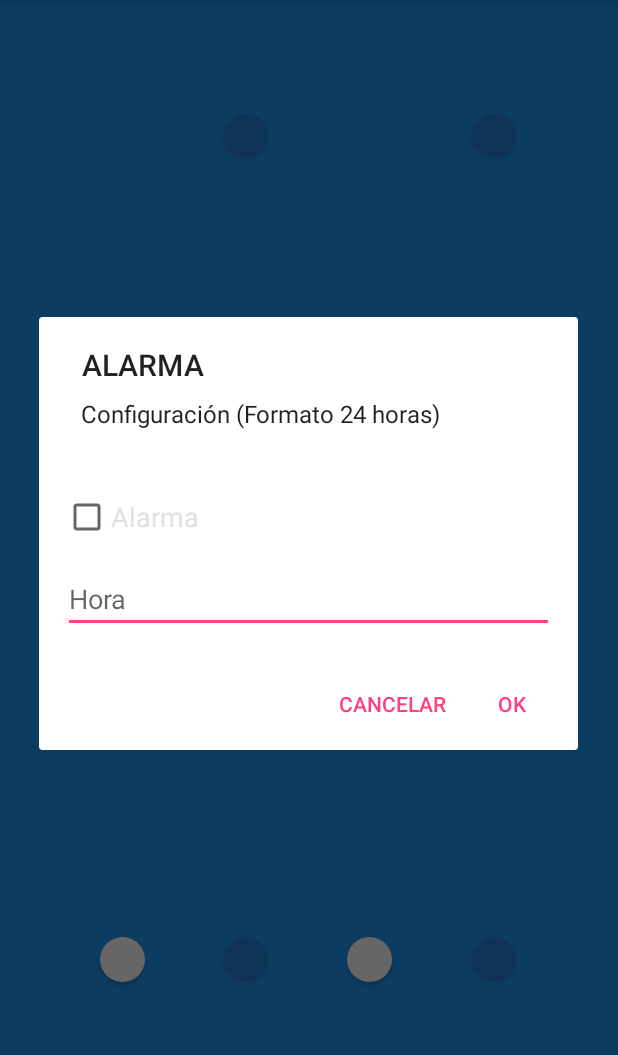
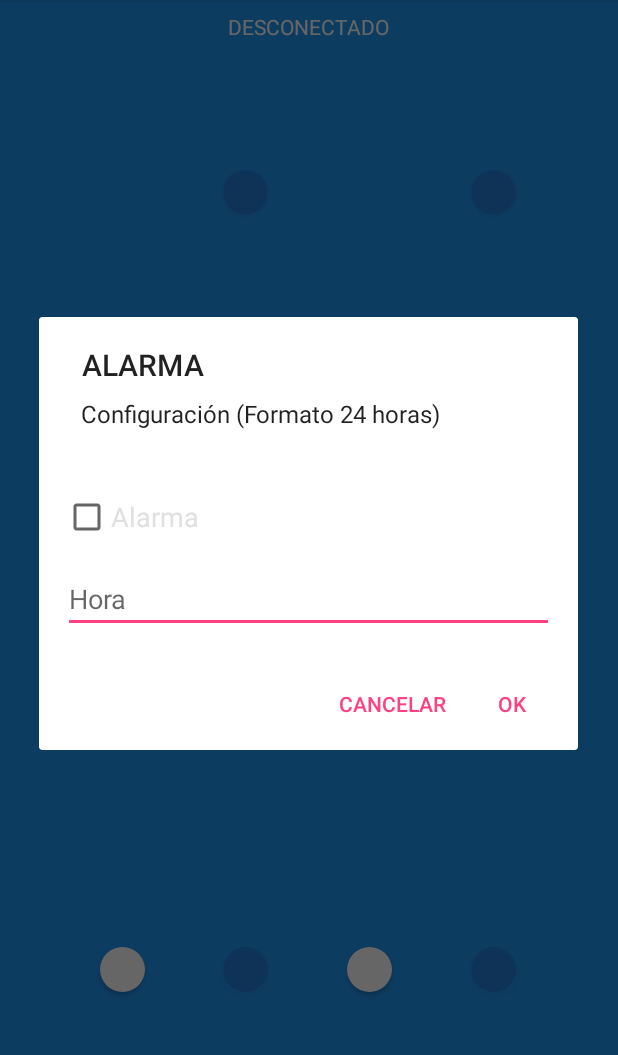
Before and after one commit to ramoncinp/RelojcinBinarioWifiAndroid, an Android app: the screen it shows after launch (MainActivity), after a tap on "Alarma", on a phone screen of 412 x 824 dp, the part 84-1139 px from its top. Run offline under Robolectric (Android 15) with nearby library versions, the phone set to English and light mode, and no system bars.

Commit message:
Consultar estado de conexión a red wifi de un Reloj Binario

```diff
--- a/app/src/main/java/com/example/msi/relojcinbinario/MainActivity.java
+++ b/app/src/main/java/com/example/msi/relojcinbinario/MainActivity.java
@@ -9,6 +9,7 @@ import android.content.IntentFilter;
 import android.content.SharedPreferences;
 import android.net.ConnectivityManager;
 import android.net.NetworkInfo;
+import android.net.wifi.WifiInfo;
 import android.net.wifi.WifiManager;
 import android.os.Bundle;
 import android.os.Handler;
@@ -23,6 +24,8 @@ import android.widget.Button;
 import android.widget.CheckBox;
 import android.widget.CompoundButton;
 import android.widget.EditText;
+import android.widget.TextClock;
+import android.widget.TextView;
 import android.widget.Toast;
 
 import java.text.DateFormat;
@@ -57,6 +60,8 @@ public class MainActivity extends AppCompatActivity
     private Button mu2;
     private Button mu3;
     private Button mu4;
+
+    private TextView connectionStatus;
 
     private Client.OnMessageReceived clientListener = new Client.OnMessageReceived()
     {
@@ -125,13 +130,29 @@ public class MainActivity extends AppCompatActivity
                 {
                     if (netInfo.isConnected())
                     {
-                        connectedToWifi = true;
+                        WifiManager wifiManager = (WifiManager) context.getApplicationContext().
+                                getSystemService(context.WIFI_SERVICE);
 
+                        if (wifiManager != null)
+                        {
+                            WifiInfo wifiInfo = wifiManager.getConnectionInfo();
+                            String ssid = wifiInfo.getSSID();
+
+                            if (ssid.contains("RELOJCIN_WIFI"))
+                            {
+                                connectedToWifi = true;
+                            }
+                            else
+                            {
+                                connectedToWifi = false;
+                            }
+                        }
                     }
                     else
                     {
                         connectedToWifi = false;
                     }
+                    evaluateConnection();
                 }
             }
         }
@@ -157,6 +178,8 @@ public class MainActivity extends AppCompatActivity
         mu3 = (Button) findViewById(R.id.mu3);
         mu4 = (Button) findViewById(R.id.mu4);
 
+        connectionStatus = (TextView) findViewById(R.id.connectionStatus);
+
         tickReceiver = new BroadcastReceiver()
         {
             @Override
@@ -174,6 +197,8 @@ public class MainActivity extends AppCompatActivity
         //Register the broadcast receiver to receive TIME_TICK
         registerReceiver(tickReceiver, new IntentFilter(Intent.ACTION_TIME_TICK));
 
+        evaluateConnection();
+
         initButtonArray();
         digitalToBinaryClock();
     }
@@ -188,6 +213,17 @@ public class MainActivity extends AppCompatActivity
         new Client(clientListener,
                 "192.168.4.1",
                 80).execute(paquete);
+    }
+
+    private void evaluateConnection()
+    {
+        if (connectionStatus != null)
+        {
+            if (connectedToWifi)
+                connectionStatus.setText("CONECTADO");
+            else
+                connectionStatus.setText("DESCONECTADO");
+        }
     }
 
     @Override
--- a/app/src/main/res/layout/activity_main.xml
+++ b/app/src/main/res/layout/activity_main.xml
@@ -9,9 +9,26 @@
     tools:context="com.example.msi.relojcinbinario.MainActivity">
 
     <LinearLayout
+        android:layout_marginTop="8dp"
         android:layout_width="match_parent"
+        android:layout_height="0dp"
+        android:layout_weight="0.2"
+        android:orientation="vertical">
+
+        <TextView
+            android:id="@+id/connectionStatus"
+            android:layout_width="wrap_content"
+            android:layout_height="wrap_content"
+            android:text="CONTECTADO"
+            android:layout_gravity="center_horizontal"
+            android:textColor="@color/white"/>
+
+    </LinearLayout>
+
+    <LinearLayout
+        android:layout_width="match_parent"
+        android:layout_height="0dp"
         android:layout_weight="1"
-        android:layout_height="0dp"
         android:orientation="horizontal">
 
         <RelativeLayout
@@ -35,11 +52,11 @@
 
             <Button
                 android:id="@+id/hu4"
+                android:layout_width="@dimen/circle_size"
+                android:layout_height="@dimen/circle_size"
                 android:layout_centerHorizontal="true"
                 android:layout_centerVertical="true"
-                android:background="@drawable/white_button"
-                android:layout_width="@dimen/circle_size"
-                android:layout_height="@dimen/circle_size"/>
+                android:background="@drawable/white_button"/>
 
         </RelativeLayout>
 
@@ -57,11 +74,11 @@
 
             <Button
                 android:id="@+id/mu4"
+                android:layout_width="@dimen/circle_size"
+                android:layout_height="@dimen/circle_size"
                 android:layout_centerHorizontal="true"
                 android:layout_centerVertical="true"
-                android:background="@drawable/white_button"
-                android:layout_width="@dimen/circle_size"
-                android:layout_height="@dimen/circle_size"/>
+                android:background="@drawable/white_button"/>
 
         </RelativeLayout>
 
@@ -76,8 +93,8 @@
 
     <LinearLayout
         android:layout_width="match_parent"
+        android:layout_height="0dp"
         android:layout_weight="1"
-        android:layout_height="0dp"
         android:orientation="horizontal">
 
         <RelativeLayout
@@ -102,11 +119,11 @@
 
             <Button
                 android:id="@+id/hu3"
+                android:layout_width="@dimen/circle_size"
+                android:layout_height="@dimen/circle_size"
+                android:layout_centerHorizontal="true"
                 android:layout_centerVertical="true"
-                android:layout_centerHorizontal="true"
-                android:background="@drawable/white_button"
-                android:layout_width="@dimen/circle_size"
-                android:layout_height="@dimen/circle_size"/>
+                android:background="@drawable/white_button"/>
 
         </RelativeLayout>
 
@@ -117,11 +134,11 @@
 
             <Button
                 android:id="@+id/md3"
+                android:layout_width="@dimen/circle_size"
+                android:layout_height="@dimen/circle_size"
                 android:layout_centerHorizontal="true"
-                android:background="@drawable/white_button"
                 android:layout_centerVertical="true"
-                android:layout_width="@dimen/circle_size"
-                android:layout_height="@dimen/circle_size"/>
+                android:background="@drawable/white_button"/>
 
         </RelativeLayout>
 
@@ -132,10 +149,10 @@
 
             <Button
                 android:id="@+id/mu3"
-                android:layout_centerVertical="true"
                 android:layout_width="@dimen/circle_size"
                 android:layout_height="@dimen/circle_size"
                 android:layout_centerHorizontal="true"
+                android:layout_centerVertical="true"
                 android:background="@drawable/white_button"/>
 
         </RelativeLayout>
@@ -151,8 +168,8 @@
 
     <LinearLayout
         android:layout_width="match_parent"
+        android:layout_height="0dp"
         android:layout_weight="1"
-        android:layout_height="0dp"
         android:orientation="horizontal">
 
         <RelativeLayout
@@ -169,11 +186,11 @@
 
             <Button
                 android:id="@+id/hd2"
+                android:layout_width="@dimen/circle_size"
+                android:layout_height="@dimen/circle_size"
+                android:layout_centerHorizontal="true"
                 android:layout_centerVertical="true"
-                android:layout_centerHorizontal="true"
-                android:background="@drawable/white_button"
-                android:layout_width="@dimen/circle_size"
-                android:layout_height="@dimen/circle_size"/>
+                android:background="@drawable/white_button"/>
 
         </RelativeLayout>
 
@@ -184,11 +201,11 @@
 
             <Button
                 android:id="@+id/hu2"
+                android:layout_width="@dimen/circle_size"
+                android:layout_height="@dimen/circle_size"
+                android:layout_centerHorizontal="true"
                 android:layout_centerVertical="true"
-                android:layout_centerHorizontal="true"
-                android:background="@drawable/white_button"
-                android:layout_width="@dimen/circle_size"
-                android:layout_height="@dimen/circle_size"/>
+                android:background="@drawable/white_button"/>
 
         </RelativeLayout>
 
@@ -199,11 +216,11 @@
 
             <Button
                 android:id="@+id/md2"
+                android:layout_width="@dimen/circle_size"
+                android:layout_height="@dimen/circle_size"
+                android:layout_centerHorizontal="true"
                 android:layout_centerVertical="true"
-                android:layout_centerHorizontal="true"
-                android:background="@drawable/white_button"
-                android:layout_width="@dimen/circle_size"
-                android:layout_height="@dimen/circle_size"/>
+                android:background="@drawable/white_button"/>
 
         </RelativeLayout>
 
@@ -214,11 +231,11 @@
 
             <Button
                 android:id="@+id/mu2"
+                android:layout_width="@dimen/circle_size"
+                android:layout_height="@dimen/circle_size"
                 android:layout_centerHorizontal="true"
                 android:layout_centerVertical="true"
-                android:background="@drawable/white_button"
-                android:layout_width="@dimen/circle_size"
-                android:layout_height="@dimen/circle_size"/>
+                android:background="@drawable/white_button"/>
 
         </RelativeLayout>
 
@@ -233,8 +250,8 @@
 
     <LinearLayout
         android:layout_width="match_parent"
+        android:layout_height="0dp"
         android:layout_weight="1"
-        android:layout_height="0dp"
         android:orientation="horizontal">
 
         <RelativeLayout
@@ -251,11 +268,11 @@
 
             <Button
                 android:id="@+id/hd1"
+                android:layout_width="@dimen/circle_size"
+                android:layout_height="@dimen/circle_size"
                 android:layout_centerHorizontal="true"
                 android:layout_centerVertical="true"
-                android:background="@drawable/white_button"
-                android:layout_width="@dimen/circle_size"
-                android:layout_height="@dimen/circle_size"/>
+                android:background="@drawable/white_button"/>
 
         </RelativeLayout>
 
@@ -266,11 +283,11 @@
 
             <Button
                 android:id="@+id/hu1"
+                android:layout_width="@dimen/circle_size"
+                android:layout_height="@dimen/circle_size"
                 android:layout_centerHorizontal="true"
                 android:layout_centerVertical="true"
-                android:background="@drawable/white_button"
-                android:layout_width="@dimen/circle_size"
-                android:layout_height="@dimen/circle_size"/>
+                android:background="@drawable/white_button"/>
 
         </RelativeLayout>
 
@@ -281,11 +298,11 @@
 
             <Button
                 android:id="@+id/md1"
+                android:layout_width="@dimen/circle_size"
+                android:layout_height="@dimen/circle_size"
                 android:layout_centerHorizontal="true"
                 android:layout_centerVertical="true"
-                android:background="@drawable/white_button"
-                android:layout_width="@dimen/circle_size"
-                android:layout_height="@dimen/circle_size"/>
+                android:background="@drawable/white_button"/>
 
         </RelativeLayout>
 
@@ -296,11 +313,11 @@
 
             <Button
                 android:id="@+id/mu1"
+                android:layout_width="@dimen/circle_size"
+                android:layout_height="@dimen/circle_size"
+                android:layout_centerHorizontal="true"
                 android:layout_centerVertical="true"
-                android:layout_centerHorizontal="true"
-                android:background="@drawable/white_button"
-                android:layout_width="@dimen/circle_size"
-                android:layout_height="@dimen/circle_size"/>
+                android:background="@drawable/white_button"/>
 
         </RelativeLayout>
 
@@ -316,8 +333,8 @@
     <LinearLayout
         android:layout_width="match_parent"
         android:layout_height="0dp"
-        android:orientation="horizontal"
-        android:layout_weight="0.2">
+        android:layout_weight="0.2"
+        android:orientation="horizontal">
 
     </LinearLayout>
 
```
